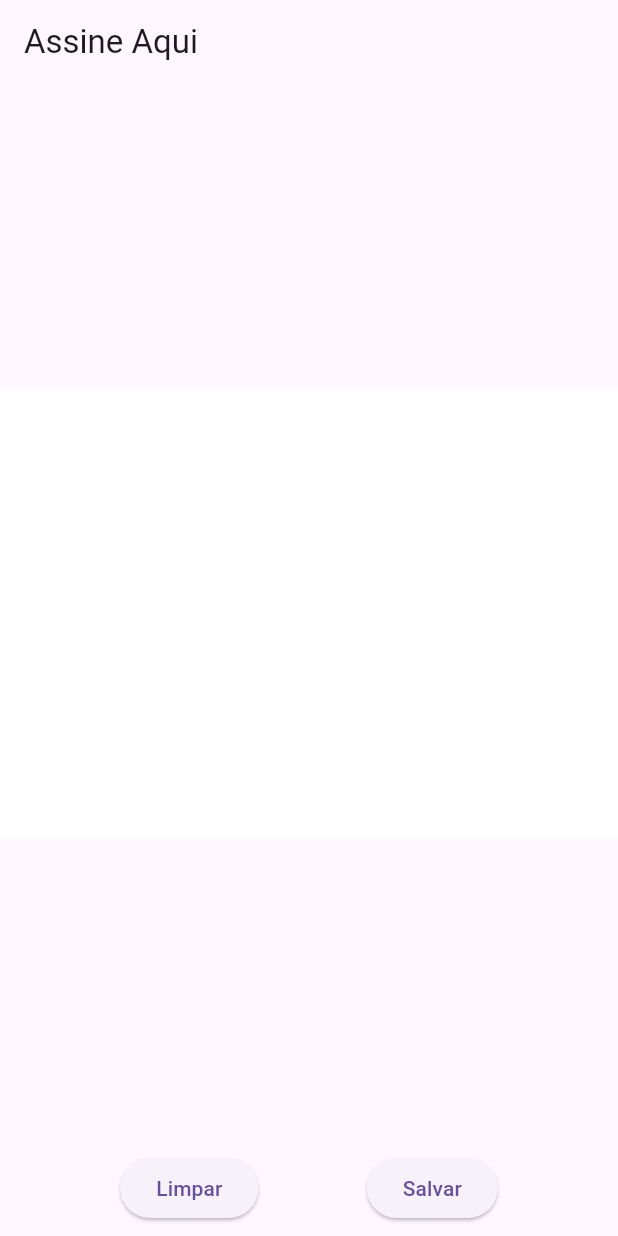
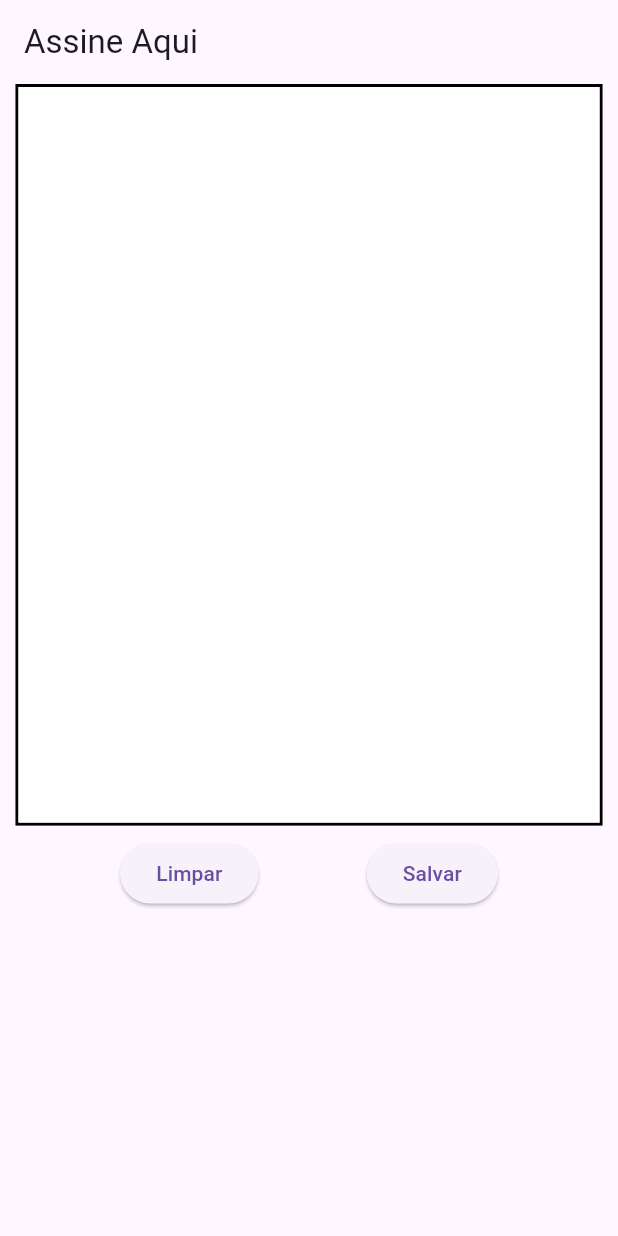
Before and after one commit to saulo8245/assinatura_cliente_digital, a Flutter app: the screen it shows after launch, on a phone screen of 412 x 824 dp. Run offline on Flutter 3.47's test engine with Material 3 defaults, Android fonts, the phone set to English and light mode, and no system bars; drawn by our look-alikes of signature.

Commit message:
Responsividade para todos os celulares

```diff
--- a/lib/main.dart
+++ b/lib/main.dart
@@ -22,26 +22,44 @@ class SignaturePad extends StatefulWidget {
 }
 
 class _SignaturePadState extends State<SignaturePad> {
-  //Caneta
+  // Caneta
   final SignatureController _controller = SignatureController(
-    penStrokeWidth: 5,
+    penStrokeWidth: 3,
     penColor: Colors.black,
     exportBackgroundColor: Colors.white,
   );
 
   @override
   Widget build(BuildContext context) {
+    double screenHeight = MediaQuery.of(context).size.height;
+    double screenWidth = MediaQuery.of(context).size.width;
+    //Ocupar 60% da tela em altura
+    double targetHeight = screenHeight * 0.6;
+    //Ocupar 95% da tela largura
+    double targetWidth = screenWidth * 0.95;
+    //Coloquei em % para se ficar responsivo em qualquer aparelho celular.
+    //E tambem ao usar o celular de forma horizontal ele ja fica responsivo
+
     return Scaffold(
       appBar: AppBar(
         title: Text('Assine Aqui'),
       ),
       body: Column(
         children: [
-          Expanded(
+          Container(
+            height: targetHeight,
+            width: targetWidth,
+            decoration: BoxDecoration(
+              border: Border.all(
+                color: Colors.black, // Cor da borda
+                width: 2.0, // Largura da borda
+              ),
+            ),
             child: Signature(
               controller: _controller,
-              height: 300,
               backgroundColor: Colors.white,
+              height: targetHeight,
+              width: targetWidth,
             ),
           ),
           Padding(
```
